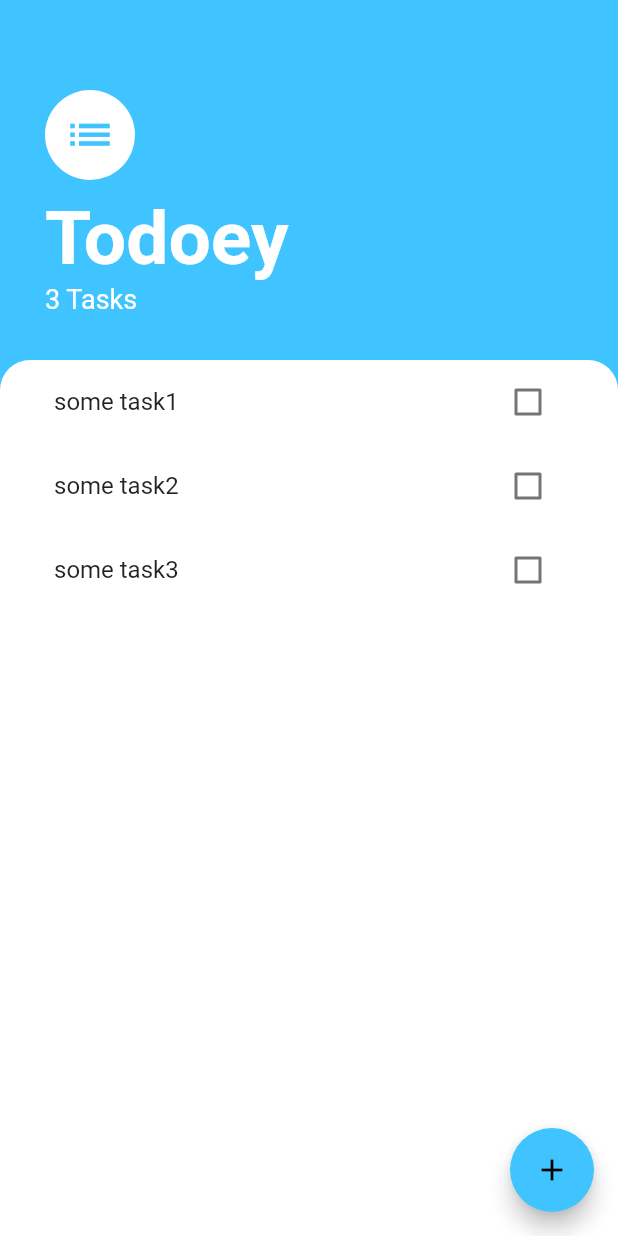
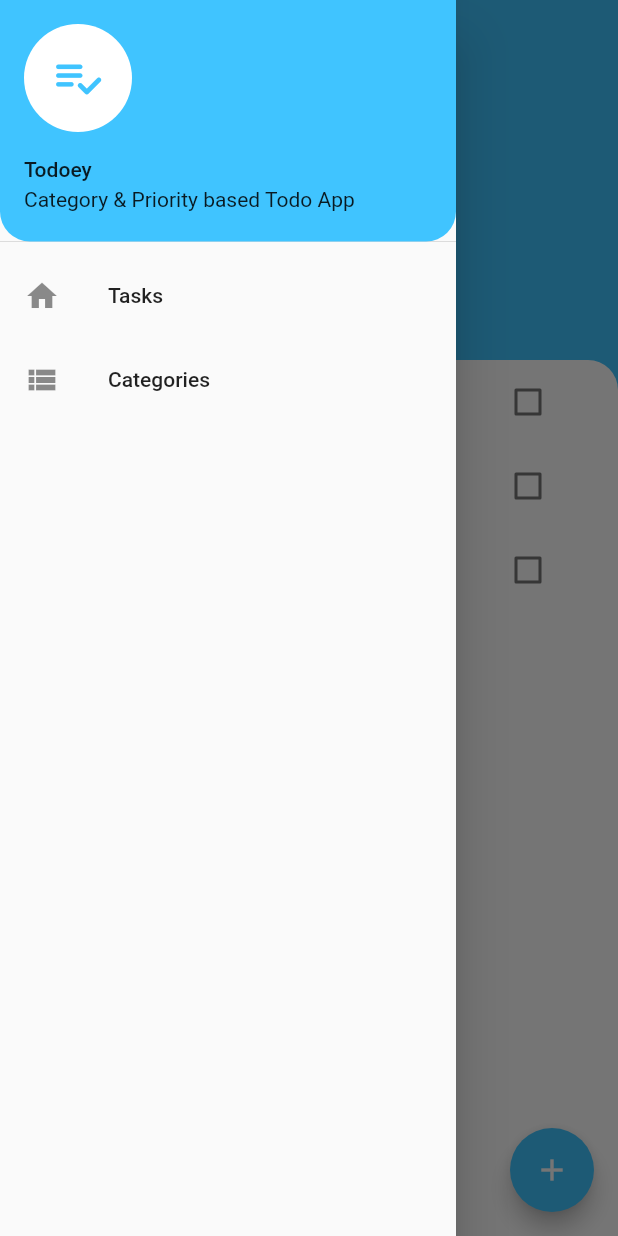
Before and after one commit to rhromets/todoey_fl, a Flutter app: the screen it shows after launch, with the side drawer open (before the commit the screen has no drawer), on a phone screen of 412 x 824 dp. Run offline on Flutter 3.47's test engine with Material 2 defaults, Android fonts, the phone set to English and light mode, and no system bars.

Commit message:
Implement Drawer Screen

```diff
--- a/lib/main.dart
+++ b/lib/main.dart
@@ -1,5 +1,6 @@
 import 'package:flutter/material.dart';
 import 'package:provider/provider.dart';
+import 'package:todoey_flutter/screens/categories_screen.dart';
 import 'package:todoey_flutter/screens/task_screen.dart';
 import 'package:todoey_flutter/models/task_data.dart';
 
@@ -24,7 +25,11 @@ class MyApp extends StatelessWidget {
         primaryColor: Colors.lightBlueAccent,
         accentColor: Colors.white,
       ),
-      home: TaskScreen(),
+      initialRoute: TaskScreen.id,
+      routes: {
+        TaskScreen.id: (context) => TaskScreen(),
+        CategoriesScreen.id: (context) => CategoriesScreen(),
+      },
     );
   }
 }
--- /dev/null
+++ b/lib/screens/categories_screen.dart
@@ -0,0 +1,34 @@
+import 'package:flutter/material.dart';
+
+class CategoriesScreen extends StatefulWidget {
+  static const String id = "categories_screen";
+
+  @override
+  _CategoriesScreenState createState() => _CategoriesScreenState();
+}
+
+class _CategoriesScreenState extends State<CategoriesScreen> {
+  @override
+  Widget build(BuildContext context) {
+    return Scaffold(
+      appBar: AppBar(
+        leading: IconButton(
+          onPressed: () {
+            Navigator.pop(context);
+          },
+          icon: Icon(
+            Icons.arrow_back_ios,
+            color: Theme.of(context).accentColor,
+          ),
+        ),
+        title: Text(
+          'Categories',
+          style: TextStyle(color: Theme.of(context).accentColor),
+        ),
+      ),
+      body: Center(
+        child: Text('Categories Screen!'),
+      ),
+    );
+  }
+}
--- /dev/null
+++ b/lib/screens/drawer_navigation_screen.dart
@@ -0,0 +1,55 @@
+import 'package:flutter/material.dart';
+import 'package:todoey_flutter/screens/categories_screen.dart';
+
+class DrawerNavigationScreen extends StatefulWidget {
+  @override
+  _DrawerNavigationScreenState createState() => _DrawerNavigationScreenState();
+}
+
+class _DrawerNavigationScreenState extends State<DrawerNavigationScreen> {
+  @override
+  Widget build(BuildContext context) {
+    return Container(
+      child: Drawer(
+        child: ListView(
+          physics: BouncingScrollPhysics(),
+          children: [
+            UserAccountsDrawerHeader(
+              accountName: Text('Todoey'),
+              accountEmail: Text('Category & Priority based Todo App'),
+              currentAccountPicture: GestureDetector(
+                child: CircleAvatar(
+                  backgroundColor: Theme.of(context).accentColor,
+                  child: Icon(
+                    Icons.playlist_add_check_rounded,
+                    color: Theme.of(context).primaryColor,
+                    size: 35.0,
+                  ),
+                ),
+              ),
+              decoration: BoxDecoration(
+                color: Theme.of(context).primaryColor,
+                borderRadius: BorderRadius.only(
+                  bottomLeft: Radius.circular(20.0),
+                  bottomRight: Radius.circular(20.0),
+                ),
+              ),
+            ),
+            ListTile(
+              title: Text('Tasks'),
+              leading: Icon(Icons.home),
+              onTap: () {},
+            ),
+            ListTile(
+              title: Text('Categories'),
+              leading: Icon(Icons.view_list),
+              onTap: () {
+                Navigator.pushNamed(context, CategoriesScreen.id);
+              },
+            ),
+          ],
+        ),
+      ),
+    );
+  }
+}
--- a/lib/screens/task_screen.dart
+++ b/lib/screens/task_screen.dart
@@ -1,14 +1,17 @@
 import 'package:flutter/material.dart';
 import 'package:todoey_flutter/models/task_data.dart';
+import 'package:todoey_flutter/screens/drawer_navigation_screen.dart';
 import 'package:todoey_flutter/widgets/tasks_list.dart';
 import 'add_task_screen.dart';
 import 'package:provider/provider.dart';
 
 class TaskScreen extends StatelessWidget {
+  static const String id = "welcome_screen";
+
   @override
   Widget build(BuildContext context) {
     return Scaffold(
-      backgroundColor: Colors.lightBlueAccent,
+      backgroundColor: Theme.of(context).primaryColor,
       floatingActionButton: FloatingActionButton(
         onPressed: () {
           showModalBottomSheet(
@@ -16,9 +19,13 @@ class TaskScreen extends StatelessWidget {
             builder: (BuildContext context) => AddTaskScreen(),
           );
         },
-        backgroundColor: Colors.lightBlueAccent,
-        child: Icon(Icons.add),
+        backgroundColor: Theme.of(context).primaryColor,
+        child: Icon(
+          Icons.add,
+          color: Theme.of(context).accentColor,
+        ),
       ),
+      drawer: DrawerNavigationScreen(),
       body: Column(
         crossAxisAlignment: CrossAxisAlignment.start,
         children: [
@@ -28,14 +35,23 @@ class TaskScreen extends StatelessWidget {
             child: Column(
               crossAxisAlignment: CrossAxisAlignment.start,
               children: [
-                CircleAvatar(
-                  child: Icon(
-                    Icons.list,
-                    size: 35.0,
-                    color: Colors.lightBlueAccent,
-                  ),
-                  backgroundColor: Colors.white,
-                  radius: 30.0,
+                Builder(
+                  builder: (BuildContext context) {
+                    return GestureDetector(
+                      onTap: () {
+                        Scaffold.of(context).openDrawer();
+                      },
+                      child: CircleAvatar(
+                        child: Icon(
+                          Icons.list,
+                          size: 35.0,
+                          color: Theme.of(context).primaryColor,
+                        ),
+                        backgroundColor: Theme.of(context).accentColor,
+                        radius: 30.0,
+                      ),
+                    );
+                  },
                 ),
                 SizedBox(
                   height: 10.0,
@@ -43,7 +59,7 @@ class TaskScreen extends StatelessWidget {
                 Text(
                   'Todoey',
                   style: TextStyle(
-                    color: Colors.white,
+                    color: Theme.of(context).accentColor,
                     fontWeight: FontWeight.w700,
                     fontSize: 50.0,
                   ),
@@ -52,7 +68,7 @@ class TaskScreen extends StatelessWidget {
                   '${Provider.of<TaskData>(context).taskCount} ${Provider.of<TaskData>(context).taskCount < 2 ? 'Task' : 'Tasks'}',
                   style: TextStyle(
                     fontSize: 18.0,
-                    color: Colors.white,
+                    color: Theme.of(context).accentColor,
                   ),
                 ),
               ],
@@ -62,7 +78,7 @@ class TaskScreen extends StatelessWidget {
             child: Container(
               padding: EdgeInsets.symmetric(horizontal: 20.0),
               decoration: BoxDecoration(
-                color: Colors.white,
+                color: Theme.of(context).accentColor,
                 borderRadius: BorderRadius.only(
                   topRight: Radius.circular(20.0),
                   topLeft: Radius.circular(20.0),
```
